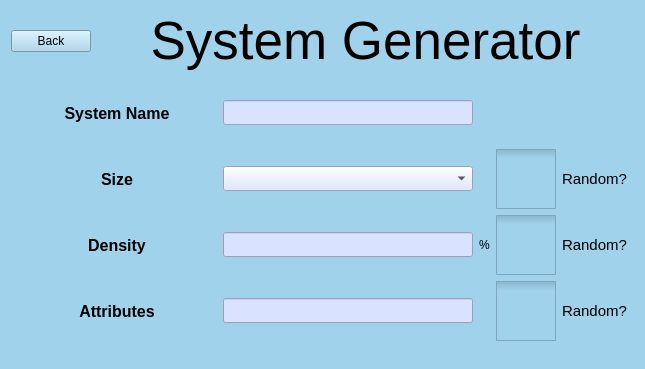
Before: the Qt Designer form GUI/GeneratorUI.ui in eden2888/BMC_Simulation, drawn with Qt 5.
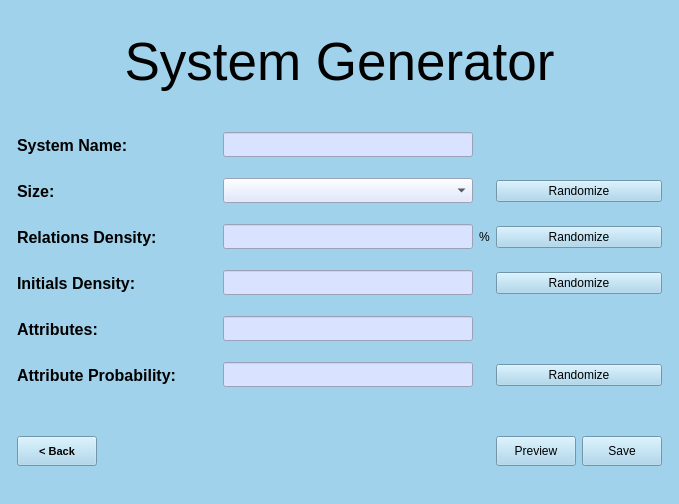
After: the same form once the commit is applied.

Commit message: Generator screen UI updated

The edit to the form file:
```diff
--- a/GUI/GeneratorUI.ui
+++ b/GUI/GeneratorUI.ui
@@ -9,8 +9,8 @@
    <rect>
     <x>0</x>
     <y>0</y>
-    <width>603</width>
-    <height>369</height>
+    <width>669</width>
+    <height>504</height>
    </rect>
   </property>
   <property name="sizePolicy">
@@ -38,15 +38,7 @@
    <item row="0" column="0">
     <layout class="QHBoxLayout" name="horizontalLayout_2">
      <item>
-      <layout class="QVBoxLayout" name="verticalLayout">
-       <item>
-        <widget class="QPushButton" name="BtnBack">
-         <property name="text">
-          <string>Back</string>
-         </property>
-        </widget>
-       </item>
-      </layout>
+      <layout class="QVBoxLayout" name="VBoxBackBtn"/>
      </item>
      <item>
       <widget class="QLabel" name="LblHeader">
@@ -72,7 +64,7 @@
     </layout>
    </item>
    <item row="3" column="0">
-    <layout class="QGridLayout" name="gridLayout">
+    <layout class="QGridLayout" name="gridLayout" rowstretch="0,0,0,0,0,0,0,0,0,0" columnstretch="0,0,0">
      <property name="sizeConstraint">
       <enum>QLayout::SetDefaultConstraint</enum>
      </property>
@@ -86,14 +78,20 @@
       <number>6</number>
      </property>
      <property name="bottomMargin">
-      <number>15</number>
+      <number>4</number>
      </property>
-     <item row="3" column="0">
-      <widget class="QLabel" name="LblSyName">
+     <item row="5" column="0">
+      <widget class="QLabel" name="LblInitDensity">
+       <property name="sizePolicy">
+        <sizepolicy hsizetype="Preferred" vsizetype="Fixed">
+         <horstretch>0</horstretch>
+         <verstretch>0</verstretch>
+        </sizepolicy>
+       </property>
        <property name="minimumSize">
         <size>
          <width>0</width>
-         <height>60</height>
+         <height>40</height>
         </size>
        </property>
        <property name="font">
@@ -104,19 +102,28 @@
         </font>
        </property>
        <property name="text">
-        <string>Size</string>
+        <string>Initials Density:</string>
        </property>
        <property name="alignment">
-        <set>Qt::AlignCenter</set>
+        <set>Qt::AlignLeading|Qt::AlignLeft|Qt::AlignVCenter</set>
+       </property>
+       <property name="margin">
+        <number>2</number>
        </property>
       </widget>
      </item>
      <item row="4" column="0">
       <widget class="QLabel" name="LblSysSize">
+       <property name="sizePolicy">
+        <sizepolicy hsizetype="Preferred" vsizetype="Fixed">
+         <horstretch>0</horstretch>
+         <verstretch>0</verstretch>
+        </sizepolicy>
+       </property>
        <property name="minimumSize">
         <size>
          <width>0</width>
-         <height>60</height>
+         <height>40</height>
         </size>
        </property>
        <property name="font">
@@ -127,28 +134,262 @@
         </font>
        </property>
        <property name="text">
-        <string>Density</string>
+        <string>Relations Density:</string>
        </property>
        <property name="alignment">
-        <set>Qt::AlignCenter</set>
+        <set>Qt::AlignLeading|Qt::AlignLeft|Qt::AlignVCenter</set>
+       </property>
+       <property name="margin">
+        <number>2</number>
+       </property>
+      </widget>
+     </item>
+     <item row="7" column="1">
+      <widget class="QLineEdit" name="lineEdit_2">
+       <property name="sizePolicy">
+        <sizepolicy hsizetype="Fixed" vsizetype="Fixed">
+         <horstretch>0</horstretch>
+         <verstretch>0</verstretch>
+        </sizepolicy>
+       </property>
+       <property name="minimumSize">
+        <size>
+         <width>250</width>
+         <height>25</height>
+        </size>
+       </property>
+       <property name="styleSheet">
+        <string notr="true">background-color: rgb(217, 226, 255)</string>
+       </property>
+      </widget>
+     </item>
+     <item row="3" column="2">
+      <widget class="QPushButton" name="BtnRndSize">
+       <property name="text">
+        <string>Randomize</string>
        </property>
       </widget>
      </item>
      <item row="4" column="2">
-      <widget class="QCheckBox" name="ChkBoxRandomDensity">
+      <widget class="QPushButton" name="BtnRndRelDensity">
+       <property name="text">
+        <string>Randomize</string>
+       </property>
+      </widget>
+     </item>
+     <item row="7" column="2">
+      <widget class="QPushButton" name="BtnRndAttProb">
+       <property name="text">
+        <string>Randomize</string>
+       </property>
+      </widget>
+     </item>
+     <item row="9" column="0">
+      <widget class="QPushButton" name="BtnBack">
+       <property name="sizePolicy">
+        <sizepolicy hsizetype="Fixed" vsizetype="Fixed">
+         <horstretch>0</horstretch>
+         <verstretch>0</verstretch>
+        </sizepolicy>
+       </property>
+       <property name="minimumSize">
+        <size>
+         <width>60</width>
+         <height>30</height>
+        </size>
+       </property>
        <property name="font">
         <font>
-         <pointsize>11</pointsize>
+         <pointsize>8</pointsize>
+         <weight>75</weight>
+         <bold>true</bold>
         </font>
        </property>
+       <property name="text">
+        <string>&lt; Back</string>
+       </property>
+      </widget>
+     </item>
+     <item row="3" column="0">
+      <widget class="QLabel" name="LblSyName">
+       <property name="sizePolicy">
+        <sizepolicy hsizetype="Preferred" vsizetype="Fixed">
+         <horstretch>0</horstretch>
+         <verstretch>0</verstretch>
+        </sizepolicy>
+       </property>
+       <property name="minimumSize">
+        <size>
+         <width>0</width>
+         <height>40</height>
+        </size>
+       </property>
+       <property name="font">
+        <font>
+         <pointsize>12</pointsize>
+         <weight>75</weight>
+         <bold>true</bold>
+        </font>
+       </property>
+       <property name="text">
+        <string>Size:</string>
+       </property>
+       <property name="alignment">
+        <set>Qt::AlignLeading|Qt::AlignLeft|Qt::AlignVCenter</set>
+       </property>
+       <property name="margin">
+        <number>2</number>
+       </property>
+      </widget>
+     </item>
+     <item row="5" column="1">
+      <widget class="QLineEdit" name="lineEdit">
+       <property name="sizePolicy">
+        <sizepolicy hsizetype="Fixed" vsizetype="Fixed">
+         <horstretch>0</horstretch>
+         <verstretch>0</verstretch>
+        </sizepolicy>
+       </property>
+       <property name="minimumSize">
+        <size>
+         <width>250</width>
+         <height>25</height>
+        </size>
+       </property>
        <property name="styleSheet">
-        <string notr="true">QCheckBox::indicator {
-     width: 60px;
-     height: 60px;
-}</string>
+        <string notr="true">background-color: rgb(217, 226, 255)</string>
        </property>
+       <property name="maxLength">
+        <number>3</number>
+       </property>
+      </widget>
+     </item>
+     <item row="9" column="2">
+      <layout class="QHBoxLayout" name="HBoxSaveButtons" stretch="0,0">
+       <item>
+        <widget class="QPushButton" name="BtnPreview">
+         <property name="sizePolicy">
+          <sizepolicy hsizetype="Minimum" vsizetype="Fixed">
+           <horstretch>0</horstretch>
+           <verstretch>20</verstretch>
+          </sizepolicy>
+         </property>
+         <property name="minimumSize">
+          <size>
+           <width>0</width>
+           <height>30</height>
+          </size>
+         </property>
+         <property name="text">
+          <string>Preview</string>
+         </property>
+        </widget>
+       </item>
+       <item>
+        <widget class="QPushButton" name="BtnSave">
+         <property name="minimumSize">
+          <size>
+           <width>0</width>
+           <height>30</height>
+          </size>
+         </property>
+         <property name="text">
+          <string>Save</string>
+         </property>
+        </widget>
+       </item>
+      </layout>
+     </item>
+     <item row="6" column="0">
+      <widget class="QLabel" name="LblSysAttributes">
+       <property name="sizePolicy">
+        <sizepolicy hsizetype="Preferred" vsizetype="Fixed">
+         <horstretch>0</horstretch>
+         <verstretch>0</verstretch>
+        </sizepolicy>
+       </property>
+       <property name="minimumSize">
+        <size>
+         <width>0</width>
+         <height>40</height>
+        </size>
+       </property>
+       <property name="font">
+        <font>
+         <pointsize>12</pointsize>
+         <weight>75</weight>
+         <bold>true</bold>
+        </font>
+       </property>
        <property name="text">
-        <string>Random?</string>
+        <string>Attributes:</string>
+       </property>
+       <property name="alignment">
+        <set>Qt::AlignLeading|Qt::AlignLeft|Qt::AlignVCenter</set>
+       </property>
+       <property name="margin">
+        <number>2</number>
+       </property>
+      </widget>
+     </item>
+     <item row="5" column="2">
+      <widget class="QPushButton" name="BtnRndInitDensity">
+       <property name="text">
+        <string>Randomize</string>
+       </property>
+      </widget>
+     </item>
+     <item row="2" column="0">
+      <widget class="QLabel" name="LblSysDensity">
+       <property name="sizePolicy">
+        <sizepolicy hsizetype="Preferred" vsizetype="Fixed">
+         <horstretch>0</horstretch>
+         <verstretch>0</verstretch>
+        </sizepolicy>
+       </property>
+       <property name="minimumSize">
+        <size>
+         <width>200</width>
+         <height>40</height>
+        </size>
+       </property>
+       <property name="font">
+        <font>
+         <pointsize>12</pointsize>
+         <weight>75</weight>
+         <bold>true</bold>
+        </font>
+       </property>
+       <property name="text">
+        <string>System Name:</string>
+       </property>
+       <property name="alignment">
+        <set>Qt::AlignLeading|Qt::AlignLeft|Qt::AlignVCenter</set>
+       </property>
+       <property name="margin">
+        <number>2</number>
+       </property>
+      </widget>
+     </item>
+     <item row="3" column="1">
+      <widget class="QComboBox" name="CBoxSize">
+       <property name="sizePolicy">
+        <sizepolicy hsizetype="Fixed" vsizetype="Fixed">
+         <horstretch>0</horstretch>
+         <verstretch>0</verstretch>
+        </sizepolicy>
+       </property>
+       <property name="minimumSize">
+        <size>
+         <width>250</width>
+         <height>25</height>
+        </size>
+       </property>
+       <property name="autoFillBackground">
+        <bool>false</bool>
+       </property>
+       <property name="styleSheet">
+        <string notr="true">background-color: rgb(217, 226, 255)</string>
        </property>
       </widget>
      </item>
@@ -177,12 +418,18 @@
        </property>
       </widget>
      </item>
-     <item row="5" column="0">
-      <widget class="QLabel" name="LblSysAttributes">
+     <item row="7" column="0">
+      <widget class="QLabel" name="LblAttProb">
+       <property name="sizePolicy">
+        <sizepolicy hsizetype="Preferred" vsizetype="Fixed">
+         <horstretch>0</horstretch>
+         <verstretch>0</verstretch>
+        </sizepolicy>
+       </property>
        <property name="minimumSize">
         <size>
          <width>0</width>
-         <height>60</height>
+         <height>40</height>
         </size>
        </property>
        <property name="font">
@@ -193,14 +440,17 @@
         </font>
        </property>
        <property name="text">
-        <string>Attributes</string>
+        <string>Attribute Probability:</string>
        </property>
        <property name="alignment">
-        <set>Qt::AlignCenter</set>
+        <set>Qt::AlignLeading|Qt::AlignLeft|Qt::AlignVCenter</set>
+       </property>
+       <property name="margin">
+        <number>2</number>
        </property>
       </widget>
      </item>
-     <item row="5" column="1">
+     <item row="6" column="1">
       <widget class="QLineEdit" name="LineSysAttributes">
        <property name="sizePolicy">
         <sizepolicy hsizetype="Fixed" vsizetype="Fixed">
@@ -222,24 +472,6 @@
        </property>
       </widget>
      </item>
-     <item row="3" column="2">
-      <widget class="QCheckBox" name="ChkBoxRandomSize">
-       <property name="font">
-        <font>
-         <pointsize>11</pointsize>
-        </font>
-       </property>
-       <property name="styleSheet">
-        <string notr="true">QCheckBox::indicator {
-     width: 60px;
-     height: 60px;
-}</string>
-       </property>
-       <property name="text">
-        <string>Random?</string>
-       </property>
-      </widget>
-     </item>
      <item row="4" column="1">
       <layout class="QHBoxLayout" name="horizontalLayout_4">
        <item>
@@ -273,74 +505,21 @@
        </item>
       </layout>
      </item>
-     <item row="3" column="1">
-      <widget class="QComboBox" name="CBoxSize">
-       <property name="sizePolicy">
-        <sizepolicy hsizetype="Fixed" vsizetype="Fixed">
-         <horstretch>0</horstretch>
-         <verstretch>0</verstretch>
-        </sizepolicy>
+     <item row="8" column="1">
+      <spacer name="verticalSpacer">
+       <property name="orientation">
+        <enum>Qt::Vertical</enum>
        </property>
-       <property name="minimumSize">
-        <size>
-         <width>250</width>
-         <height>25</height>
-        </size>
+       <property name="sizeType">
+        <enum>QSizePolicy::Fixed</enum>
        </property>
-       <property name="autoFillBackground">
-        <bool>false</bool>
-       </property>
-       <property name="styleSheet">
-        <string notr="true">background-color: rgb(217, 226, 255)</string>
-       </property>
-      </widget>
-     </item>
-     <item row="2" column="0">
-      <widget class="QLabel" name="LblSysDensity">
-       <property name="sizePolicy">
-        <sizepolicy hsizetype="Preferred" vsizetype="Fixed">
-         <horstretch>0</horstretch>
-         <verstretch>0</verstretch>
-        </sizepolicy>
-       </property>
-       <property name="minimumSize">
+       <property name="sizeHint" stdset="0">
         <size>
-         <width>200</width>
-         <height>60</height>
+         <width>1</width>
+         <height>35</height>
         </size>
        </property>
-       <property name="font">
-        <font>
-         <pointsize>12</pointsize>
-         <weight>75</weight>
-         <bold>true</bold>
-        </font>
-       </property>
-       <property name="text">
-        <string>System Name</string>
-       </property>
-       <property name="alignment">
-        <set>Qt::AlignCenter</set>
-       </property>
-      </widget>
-     </item>
-     <item row="5" column="2">
-      <widget class="QCheckBox" name="ChkBoxRandomAttributes">
-       <property name="font">
-        <font>
-         <pointsize>11</pointsize>
-        </font>
-       </property>
-       <property name="styleSheet">
-        <string notr="true">QCheckBox::indicator {
-     width: 60px;
-     height: 60px;
-}</string>
-       </property>
-       <property name="text">
-        <string>Random?</string>
-       </property>
-      </widget>
+      </spacer>
      </item>
     </layout>
    </item>
```
Left out of the diff: 7 changed lines with no effect on the pictures. The commit also changes 3 other files.
